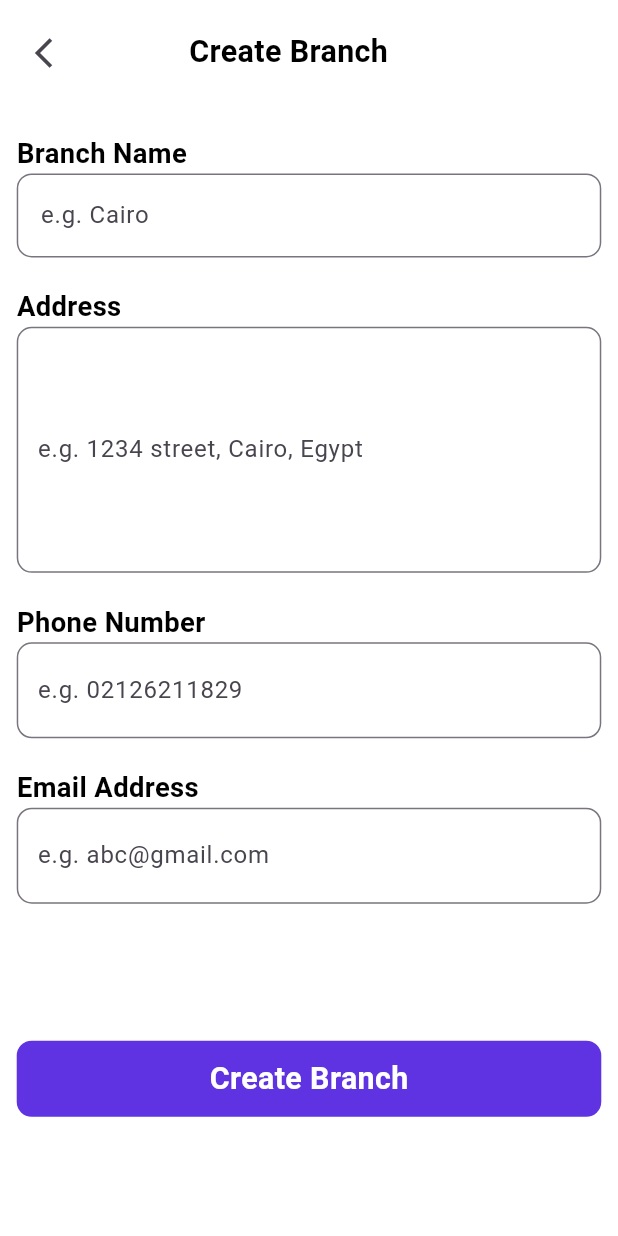
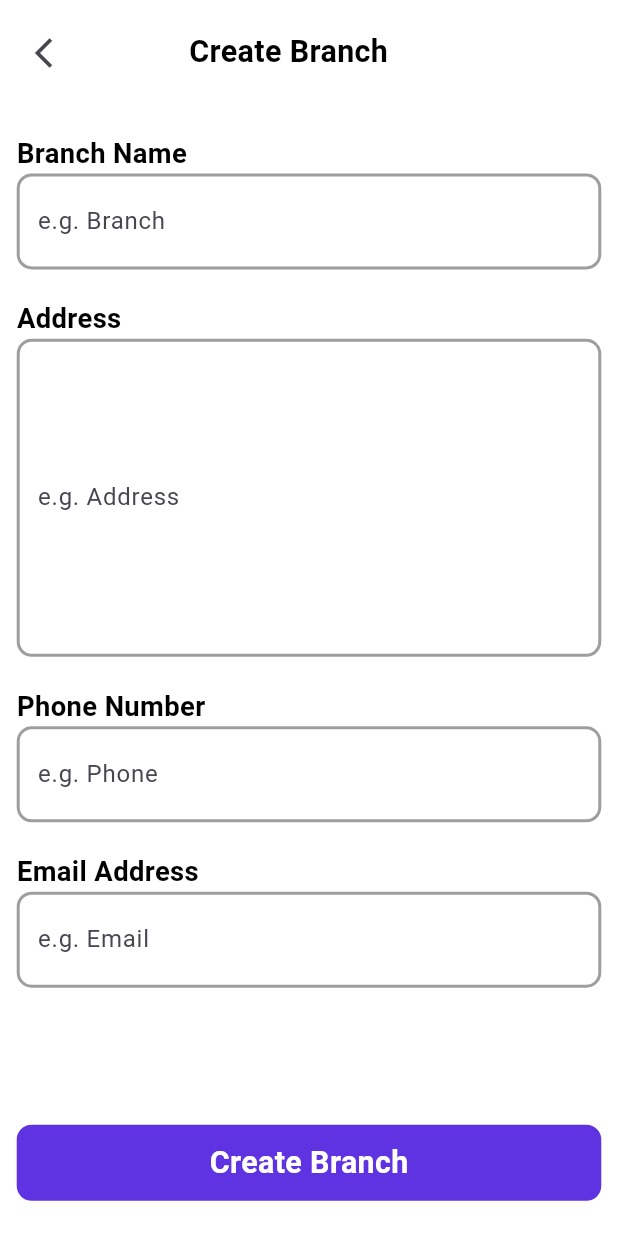
Before and after one commit to kareemtoson12/ERBTask, a Flutter app: the CreateBranch screen opened by its route, on a phone screen of 412 x 824 dp. Run offline on Flutter 3.47's test engine with Material 3 defaults, Android fonts, the phone set to English and light mode, and no system bars; our stand-ins replace bloc, flutter_bloc, flutter_screenutil, get_it, sqflite; accounts and stored records are empty.

Commit message:
create Branch Done

```diff
--- a/lib/presentaion/create_branch/create_brach_view.dart
+++ b/lib/presentaion/create_branch/create_brach_view.dart
@@ -6,62 +6,76 @@ import 'package:task/domain/models/branch.dart';
 import 'package:task/app/styles/colors_manager.dart';
 import 'package:task/app/styles/text_styles.dart';
 import 'package:task/presentaion/create_branch/cubit/branch_cubit.dart';
+import 'package:task/presentaion/create_branch/widget/header.dart';
+import 'package:task/presentaion/create_branch/widget/show_dialogs.dart';
 
 class CreateBranch extends StatefulWidget {
   const CreateBranch({super.key});
 
   @override
-  // ignore: library_private_types_in_public_api
   _CreateBranchState createState() => _CreateBranchState();
 }
 
 class _CreateBranchState extends State<CreateBranch> {
-  final TextEditingController _nameController = TextEditingController();
-  final TextEditingController _addressController = TextEditingController();
-  final TextEditingController _phoneController = TextEditingController();
-  final TextEditingController _emailController = TextEditingController();
-
+  final _nameController = TextEditingController();
+  final _addressController = TextEditingController();
+  final _phoneController = TextEditingController();
+  final _emailController = TextEditingController();
   final _formKey = GlobalKey<FormState>();
 
-  void _showSuccessDialog() {
-    showDialog(
-      context: context,
-      builder: (context) {
-        return AlertDialog(
-          backgroundColor: Colors.green,
-          title: const Text('Success'),
-          content: const Text('Branch Created Successfully!'),
-          actions: [
-            TextButton(
-              onPressed: () {
-                Navigator.pop(context); // إغلاق الـ Dialog
-              },
-              child: const Text('OK'),
+  @override
+  void dispose() {
+    _nameController.dispose();
+    _addressController.dispose();
+    _phoneController.dispose();
+    _emailController.dispose();
+    super.dispose();
+  }
+
+  void _createBranch() {
+    if (_formKey.currentState!.validate()) {
+      final branch = Branch(
+        name: _nameController.text,
+        address: _addressController.text,
+        phoneNumber: _phoneController.text,
+        email: _emailController.text,
+      );
+      context.read<BranchCubit>().addBranch(branch);
+    }
+  }
+
+  Widget _buildTextField({
+    required String label,
+    required TextEditingController controller,
+    TextInputType keyboardType = TextInputType.text,
+    int maxLines = 1,
+    required String? Function(String?) validator,
+  }) {
+    return Column(
+      crossAxisAlignment: CrossAxisAlignment.start,
+      children: [
+        Text(label, style: CustomstextStyels.font18blackBold),
+        TextFormField(
+          controller: controller,
+          keyboardType: keyboardType,
+          maxLines: maxLines,
+          decoration: InputDecoration(
+            enabledBorder: OutlineInputBorder(
+              borderRadius: BorderRadius.circular(10.0),
+              borderSide: const BorderSide(color: Colors.grey, width: 2.0),
+            ),
+            labelText: 'e.g. ${label.split(' ')[0]}',
+            border: OutlineInputBorder(
+              borderRadius: BorderRadius.circular(10.0),
+            ),
+            contentPadding: EdgeInsets.symmetric(
+              vertical: maxLines > 1 ? 70.0 : 20.0,
+              horizontal: 10.0,
+            ),
+          ),
+          validator: validator,
         ),
       ],
-        );
-      },
-    );
-  }
-
-  void _showErrorDialog(String message) {
-    showDialog(
-      context: context,
-      builder: (context) {
-        return AlertDialog(
-          backgroundColor: Colors.red,
-          title: const Text('Error'),
-          content: Text(message),
-          actions: [
-            TextButton(
-              onPressed: () {
-                Navigator.pop(context); // إغلاق الـ Dialog
-              },
-              child: const Text('Retry'),
-            ),
-          ],
-        );
-      },
     );
   }
 
@@ -71,108 +85,44 @@ class _CreateBranchState extends State<CreateBranch> {
       backgroundColor: ColorsManger.secondColor,
       body: SafeArea(
         child: SingleChildScrollView(
-          child: Padding(
           padding: EdgeInsets.all(10.dg),
           child: Form(
             key: _formKey,
             child: Column(
               crossAxisAlignment: CrossAxisAlignment.start,
               children: [
-                  // Header
-                  Row(
-                    children: [
-                      IconButton(
-                        icon: const Icon(Icons.arrow_back_ios),
-                        onPressed: () => Navigator.pop(context),
-                      ),
-                      SizedBox(width: 60.dg),
-                      Text(
-                        'Create Branch',
-                        style: CustomstextStyels.font20blackBold,
-                      ),
-                    ],
-                  ),
+                header(context),
                 SizedBox(height: 30.h),
-
-                  // Branch Name
-                  Text('Branch Name', style: CustomstextStyels.font18blackBold),
-                  TextFormField(
+                _buildTextField(
+                  label: 'Branch Name',
                   controller: _nameController,
-                    decoration: InputDecoration(
-                      labelText: 'e.g. Cairo',
-                      border: OutlineInputBorder(
-                        borderRadius: BorderRadius.circular(10.0),
-                      ),
-                    ),
                   validator:
                       (value) => value!.isEmpty ? 'Enter branch name' : null,
                 ),
                 SizedBox(height: 20.h),
-
-                  // Address
-                  Text('Address', style: CustomstextStyels.font18blackBold),
-                  TextFormField(
+                _buildTextField(
+                  label: 'Address',
                   controller: _addressController,
-                    decoration: InputDecoration(
-                      labelText: 'e.g. 1234 street, Cairo, Egypt',
-                      border: OutlineInputBorder(
-                        borderRadius: BorderRadius.circular(10.0),
-                      ),
-                      contentPadding: EdgeInsets.symmetric(
-                        vertical: 70.0,
-                        horizontal: 10.0,
-                      ),
-                    ),
-                    validator:
-                        (value) => value!.isEmpty ? 'Enter address' : null,
+                  maxLines: 3,
+                  validator: (value) => value!.isEmpty ? 'Enter address' : null,
                 ),
                 SizedBox(height: 20.h),
-
-                  // Phone Number
-                  Text(
-                    'Phone Number',
-                    style: CustomstextStyels.font18blackBold,
-                  ),
-                  TextFormField(
+                _buildTextField(
+                  label: 'Phone Number',
                   controller: _phoneController,
                   keyboardType: TextInputType.phone,
-                    decoration: InputDecoration(
-                      labelText: 'e.g. 02126211829',
-                      border: OutlineInputBorder(
-                        borderRadius: BorderRadius.circular(10.0),
-                      ),
-                      contentPadding: EdgeInsets.symmetric(
-                        vertical: 20.0,
-                        horizontal: 10.0,
-                      ),
-                    ),
                   validator:
                       (value) => value!.isEmpty ? 'Enter phone number' : null,
                 ),
                 SizedBox(height: 20.h),
-
-                  // Email Address
-                  Text(
-                    'Email Address',
-                    style: CustomstextStyels.font18blackBold,
-                  ),
-                  TextFormField(
+                _buildTextField(
+                  label: 'Email Address',
                   controller: _emailController,
                   keyboardType: TextInputType.emailAddress,
-                    decoration: InputDecoration(
-                      labelText: 'e.g. abc@gmail.com',
-                      border: OutlineInputBorder(
-                        borderRadius: BorderRadius.circular(10.0),
-                      ),
-                      contentPadding: EdgeInsets.symmetric(
-                        vertical: 20.0,
-                        horizontal: 10.0,
-                      ),
-                    ),
                   validator: (value) {
                     if (value!.isEmpty) return 'Enter email';
                     if (!RegExp(
-                        r"^[a-zA-Z0-9._%+-]+@[a-zA-Z0-9.-]+\.[a-zA-Z]{2,}$",
+                      r"^[a-zA-Z0-9._%+-]+@[a-zA-Z0-9.-]+\\.[a-zA-Z]{2,}$",
                     ).hasMatch(value)) {
                       return 'Enter a valid email';
                     }
@@ -180,29 +130,17 @@ class _CreateBranchState extends State<CreateBranch> {
                   },
                 ),
                 SizedBox(height: 90.h),
-
-                  // Create Button
                 BlocConsumer<BranchCubit, BranchState>(
                   listener: (context, state) {
                     if (state is BranchLoaded) {
-                        _showSuccessDialog();
+                      showSuccessDialog(context);
                     } else if (state is BranchError) {
-                        _showErrorDialog(state.message);
+                      showErrorDialog(context, state.message);
                     }
                   },
                   builder: (context, state) {
                     return GestureDetector(
-                        onTap: () {
-                          if (_formKey.currentState!.validate()) {
-                            final branch = Branch(
-                              name: _nameController.text,
-                              address: _addressController.text,
-                              phoneNumber: _phoneController.text,
-                              email: _emailController.text,
-                            );
-                            context.read<BranchCubit>().addBranch(branch);
-                          }
-                        },
+                      onTap: _createBranch,
                       child: Container(
                         width: double.infinity,
                         height: 50.h,
@@ -234,7 +172,6 @@ class _CreateBranchState extends State<CreateBranch> {
           ),
         ),
       ),
-      ),
     );
   }
 }
--- /dev/null
+++ b/lib/presentaion/create_branch/widget/header.dart
@@ -0,0 +1,17 @@
+import 'package:flutter/material.dart' show IconButton, Icons;
+import 'package:flutter/widgets.dart';
+import 'package:flutter_screenutil/flutter_screenutil.dart';
+import 'package:task/app/styles/text_styles.dart';
+
+Widget header(BuildContext context) {
+  return Row(
+    children: [
+      IconButton(
+        icon: const Icon(Icons.arrow_back_ios),
+        onPressed: () => Navigator.pop(context),
+      ),
+      SizedBox(width: 60.dg),
+      Text('Create Branch', style: CustomstextStyels.font20blackBold),
+    ],
+  );
+}
--- /dev/null
+++ b/lib/presentaion/create_branch/widget/show_dialogs.dart
@@ -0,0 +1,43 @@
+import 'package:flutter/material.dart';
+
+void showSuccessDialog(BuildContext context) {
+  showDialog(
+    context: context,
+    builder: (context) {
+      return AlertDialog(
+        backgroundColor: Colors.green,
+        title: const Text('Success'),
+        content: const Text('Branch Created Successfully!'),
+        actions: [
+          TextButton(
+            onPressed: () {
+              Navigator.pop(context);
+            },
+            child: const Text('OK'),
+          ),
+        ],
+      );
+    },
+  );
+}
+
+void showErrorDialog(BuildContext context, String message) {
+  showDialog(
+    context: context,
+    builder: (context) {
+      return AlertDialog(
+        backgroundColor: Colors.red,
+        title: const Text('Error'),
+        content: Text(message),
+        actions: [
+          TextButton(
+            onPressed: () {
+              Navigator.pop(context);
+            },
+            child: const Text('Retry'),
+          ),
+        ],
+      );
+    },
+  );
+}
```
Lines whose indentation alone changed are shown as unchanged.
